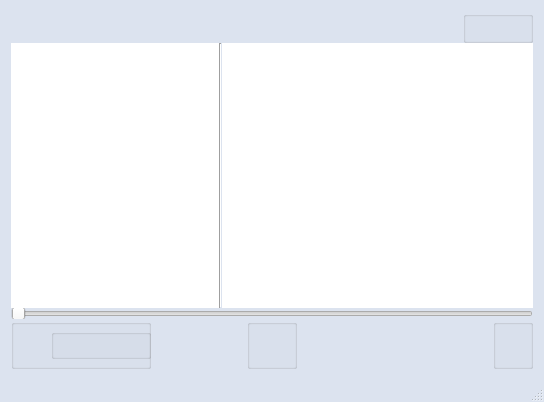
First picture: the form in mainwindow.ui, repository VictoriaOtm/Accord, before the edit.
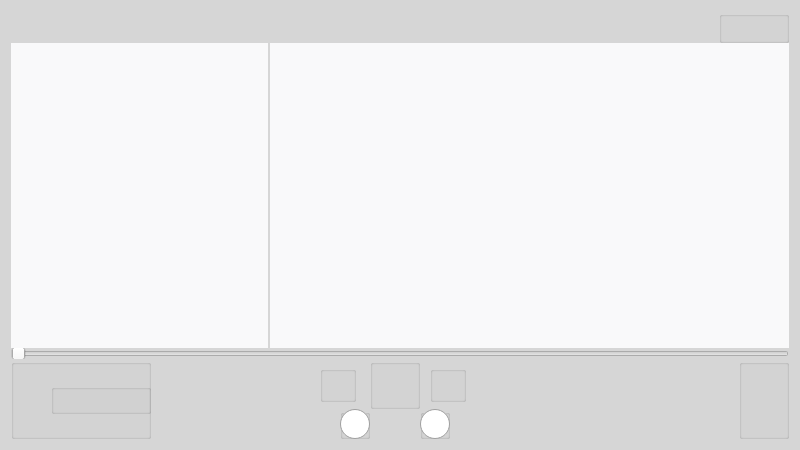
Second picture: the form after the edit. Icons and pictures are not drawn.

Commit message: new interface + loop and  shuffle buttons

Patch:
```diff
--- a/mainwindow.ui
+++ b/mainwindow.ui
@@ -9,8 +9,8 @@
    <rect>
     <x>0</x>
     <y>0</y>
-    <width>544</width>
-    <height>402</height>
+    <width>800</width>
+    <height>450</height>
    </rect>
   </property>
   <property name="maximumSize">
@@ -24,7 +24,7 @@
   </property>
   <property name="styleSheet">
    <string notr="true">#MainWindow{
-	background-color: #dce3ef;
+	background-color: #d6d6d6;
 }</string>
   </property>
   <widget class="QWidget" name="centralWidget">
@@ -83,14 +83,20 @@
             <rect>
              <x>0</x>
              <y>0</y>
-             <width>30</width>
-             <height>30</height>
+             <width>25</width>
+             <height>25</height>
             </rect>
            </property>
+           <property name="cursor">
+            <cursorShape>PointingHandCursor</cursorShape>
+           </property>
+           <property name="focusPolicy">
+            <enum>Qt::NoFocus</enum>
+           </property>
            <property name="styleSheet">
             <string notr="true">#plusButton {
 	background-color: transparent;
-	border-image: url(:images/plus.png);
+	border-image: url(:images/add.png);
 	background: none;
 	border: none;
 	background-repeat: none;
@@ -105,17 +111,26 @@
             <rect>
              <x>40</x>
              <y>0</y>
-             <width>30</width>
-             <height>30</height>
+             <width>25</width>
+             <height>25</height>
             </rect>
            </property>
+           <property name="cursor">
+            <cursorShape>PointingHandCursor</cursorShape>
+           </property>
+           <property name="focusPolicy">
+            <enum>Qt::NoFocus</enum>
+           </property>
            <property name="styleSheet">
             <string notr="true">#minusButton {
-	background-color: transparent;
 	border-image: url(:images/minus.png);
 	background: none;
 	border: none;
 	background-repeat: none;
+}
+
+#minusButton:hover {
+	border-image: url(:images/warning_minus.png);
 }</string>
            </property>
            <property name="text">
@@ -138,14 +153,23 @@
          <widget class="QListWidget" name="playListWidget">
           <property name="sizePolicy">
            <sizepolicy hsizetype="Preferred" vsizetype="Expanding">
-            <horstretch>40</horstretch>
+            <horstretch>30</horstretch>
             <verstretch>0</verstretch>
            </sizepolicy>
           </property>
+          <property name="minimumSize">
+           <size>
+            <width>175</width>
+            <height>0</height>
+           </size>
+          </property>
           <property name="styleSheet">
            <string notr="true">#playListWidget {
-	background-color: white;
+	background-color: #f9f9fa;
 	border: none;
+	margin-right: 2px;
+	font: 16px sans-serif;
+	color: #10100e;
 }
 </string>
           </property>
@@ -154,16 +178,6 @@
           </property>
          </widget>
         </item>
-        <item>
-         <widget class="Line" name="line">
-          <property name="styleSheet">
-           <string notr="true"/>
-          </property>
-          <property name="orientation">
-           <enum>Qt::Vertical</enum>
-          </property>
-         </widget>
-        </item>
         <item>
          <widget class="QListWidget" name="curAudioListWidget">
           <property name="sizePolicy">
@@ -174,16 +188,24 @@
           </property>
           <property name="font">
            <font>
-            <weight>75</weight>
-            <bold>true</bold>
+            <family>sans-serif</family>
+            <pointsize>-1</pointsize>
+            <weight>50</weight>
+            <italic>false</italic>
+            <bold>false</bold>
            </font>
           </property>
           <property name="styleSheet">
            <string notr="true">#curAudioListWidget {
-	background-color: white;
+	background-color: #f9f9fa;
 	border: none;
+	font: 17px sans-serif;
+	color: #10100e;
 }
-</string>
+
+#curAudioListWidget::item:selected {
+	background-color: #c4b3a3;
+}</string>
           </property>
          </widget>
         </item>
@@ -239,7 +261,7 @@
            <property name="geometry">
             <rect>
              <x>40</x>
-             <y>10</y>
+             <y>25</y>
              <width>100</width>
              <height>30</height>
             </rect>
@@ -252,11 +274,17 @@
            <property name="geometry">
             <rect>
              <x>0</x>
-             <y>5</y>
+             <y>20</y>
              <width>40</width>
              <height>40</height>
             </rect>
            </property>
+           <property name="cursor">
+            <cursorShape>PointingHandCursor</cursorShape>
+           </property>
+           <property name="focusPolicy">
+            <enum>Qt::NoFocus</enum>
+           </property>
            <property name="styleSheet">
             <string notr="true">#volumeButton {
 	background-color: transparent;
@@ -296,7 +324,7 @@
           <property name="minimumSize">
            <size>
             <width>250</width>
-            <height>50</height>
+            <height>80</height>
            </size>
           </property>
           <property name="styleSheet">
@@ -310,74 +338,204 @@
           <property name="title">
            <string/>
           </property>
-          <widget class="QPushButton" name="nextButton">
+          <widget class="QGroupBox" name="playPauseBox">
+           <property name="geometry">
+            <rect>
+             <x>50</x>
+             <y>0</y>
+             <width>50</width>
+             <height>50</height>
+            </rect>
+           </property>
+           <property name="cursor">
+            <cursorShape>PointingHandCursor</cursorShape>
+           </property>
+           <property name="title">
+            <string/>
+           </property>
+          </widget>
+          <widget class="QGroupBox" name="loopBox">
+           <property name="geometry">
+            <rect>
+             <x>20</x>
+             <y>50</y>
+             <width>30</width>
+             <height>30</height>
+            </rect>
+           </property>
+           <property name="title">
+            <string/>
+           </property>
+           <widget class="QRadioButton" name="loopButton">
+            <property name="geometry">
+             <rect>
+              <x>0</x>
+              <y>0</y>
+              <width>30</width>
+              <height>30</height>
+             </rect>
+            </property>
+            <property name="cursor">
+             <cursorShape>PointingHandCursor</cursorShape>
+            </property>
+            <property name="focusPolicy">
+             <enum>Qt::NoFocus</enum>
+            </property>
+            <property name="styleSheet">
+             <string notr="true">#loopButton::indicator {
+	width: 30px;
+    height: 30px;
+    background: none;
+    background-repeat: none;
+}
+
+#loopButton::indicator::unchecked {
+    image: url(:images/repeat.png);
+}
+
+#loopButton::indicator::checked {
+    image: url(:images/loop_active.png);
+}</string>
+            </property>
+            <property name="text">
+             <string/>
+            </property>
+           </widget>
+          </widget>
+          <widget class="QGroupBox" name="shuffleBox">
+           <property name="geometry">
+            <rect>
+             <x>100</x>
+             <y>50</y>
+             <width>30</width>
+             <height>30</height>
+            </rect>
+           </property>
+           <property name="title">
+            <string/>
+           </property>
+           <widget class="QRadioButton" name="shuffleButton">
+            <property name="geometry">
+             <rect>
+              <x>0</x>
+              <y>0</y>
+              <width>30</width>
+              <height>30</height>
+             </rect>
+            </property>
+            <property name="cursor">
+             <cursorShape>PointingHandCursor</cursorShape>
+            </property>
+            <property name="focusPolicy">
+             <enum>Qt::NoFocus</enum>
+            </property>
+            <property name="styleSheet">
+             <string notr="true">#shuffleButton::indicator {
+	width: 30px;
+    height: 30px;
+    background: none;
+    background-repeat: none;
+}
+
+#shuffleButton::indicator::unchecked {
+    image: url(:images/shuffle.png);
+}
+
+#shuffleButton::indicator::checked {
+    image: url(:images/shuffle_active.png);
+}</string>
+            </property>
+            <property name="text">
+             <string/>
+            </property>
+           </widget>
+          </widget>
+          <widget class="QGroupBox" name="nextBox">
            <property name="geometry">
             <rect>
              <x>110</x>
-             <y>15</y>
-             <width>40</width>
-             <height>20</height>
+             <y>7</y>
+             <width>36</width>
+             <height>36</height>
             </rect>
            </property>
-           <property name="focusPolicy">
-            <enum>Qt::NoFocus</enum>
+           <property name="title">
+            <string/>
            </property>
-           <property name="styleSheet">
-            <string notr="true">#nextButton {
+           <widget class="QPushButton" name="nextButton">
+            <property name="geometry">
+             <rect>
+              <x>0</x>
+              <y>0</y>
+              <width>36</width>
+              <height>36</height>
+             </rect>
+            </property>
+            <property name="cursor">
+             <cursorShape>PointingHandCursor</cursorShape>
+            </property>
+            <property name="focusPolicy">
+             <enum>Qt::NoFocus</enum>
+            </property>
+            <property name="styleSheet">
+             <string notr="true">#nextButton {
 	background-color: transparent;
 	border-image: url(:images/next.png);
 	background: none;
 	border: none;
 	background-repeat: none;
 }</string>
-           </property>
-           <property name="text">
-            <string/>
-           </property>
+            </property>
+            <property name="text">
+             <string/>
+            </property>
+           </widget>
           </widget>
-          <widget class="QPushButton" name="prevButton">
+          <widget class="QGroupBox" name="prevBox">
            <property name="geometry">
             <rect>
              <x>0</x>
-             <y>15</y>
-             <width>40</width>
-             <height>21</height>
+             <y>7</y>
+             <width>36</width>
+             <height>36</height>
             </rect>
            </property>
-           <property name="styleSheet">
-            <string notr="true">#prevButton {
+           <property name="title">
+            <string/>
+           </property>
+           <widget class="QPushButton" name="prevButton">
+            <property name="geometry">
+             <rect>
+              <x>0</x>
+              <y>0</y>
+              <width>36</width>
+              <height>36</height>
+             </rect>
+            </property>
+            <property name="cursor">
+             <cursorShape>PointingHandCursor</cursorShape>
+            </property>
+            <property name="focusPolicy">
+             <enum>Qt::NoFocus</enum>
+            </property>
+            <property name="styleSheet">
+             <string notr="true">#prevButton {
 	background-color: transparent;
 	border-image: url(:images/previous.png);
 	background: none;
 	border: none;
 	background-repeat: none;
 }
-
-#prevButton:hover {
-	background-color: white;
-}</string>
-           </property>
-           <property name="text">
-            <string/>
-           </property>
+</string>
+            </property>
+            <property name="text">
+             <string/>
+            </property>
+            <property name="autoDefault">
+             <bool>false</bool>
+            </property>
+           </widget>
           </widget>
-          <widget class="QGroupBox" name="playPauseBox">
-           <property name="geometry">
-            <rect>
-             <x>50</x>
-             <y>0</y>
-             <width>50</width>
-             <height>50</height>
-            </rect>
-           </property>
-           <property name="title">
-            <string/>
-           </property>
-          </widget>
-          <zorder>nextButton</zorder>
-          <zorder>prevButton</zorder>
-          <zorder>playPauseBox</zorder>
-          <zorder>settingsBox</zorder>
          </widget>
         </item>
         <item>
@@ -403,7 +561,7 @@
           </property>
           <property name="minimumSize">
            <size>
-            <width>40</width>
+            <width>50</width>
             <height>0</height>
            </size>
           </property>
@@ -414,11 +572,17 @@
            <property name="geometry">
             <rect>
              <x>0</x>
-             <y>5</y>
-             <width>40</width>
-             <height>40</height>
+             <y>15</y>
+             <width>50</width>
+             <height>50</height>
             </rect>
            </property>
+           <property name="cursor">
+            <cursorShape>PointingHandCursor</cursorShape>
+           </property>
+           <property name="focusPolicy">
+            <enum>Qt::NoFocus</enum>
+           </property>
            <property name="styleSheet">
             <string notr="true">#settingsButton {
 	background-color: transparent;
@@ -441,16 +605,18 @@
    </layout>
   </widget>
   <widget class="QMenuBar" name="menuBar">
+   <property name="enabled">
+    <bool>true</bool>
+   </property>
    <property name="geometry">
     <rect>
      <x>0</x>
      <y>0</y>
-     <width>544</width>
+     <width>800</width>
      <height>25</height>
     </rect>
    </property>
   </widget>
-  <widget class="QStatusBar" name="statusBar"/>
  </widget>
  <layoutdefault spacing="6" margin="11"/>
  <resources/>
```
The commit also changes 21 other files.
